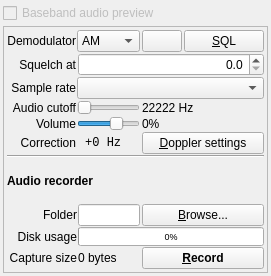
BatchDrake/SigDigger, file ui/AudioPanel.ui: the form before one commit.
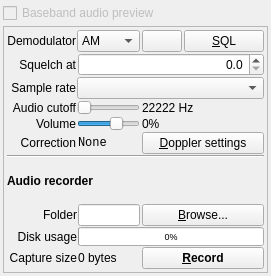
The form after the commit. Icons and pictures are not drawn.

What changed in the file:
```diff
--- a/ui/AudioPanel.ui
+++ b/ui/AudioPanel.ui
@@ -405,7 +405,7 @@
          </font>
         </property>
         <property name="text">
-         <string> +0 Hz</string>
+         <string>None</string>
         </property>
        </widget>
       </item>
```
Left out of the diff: 2 changed lines with no effect on the pictures.
